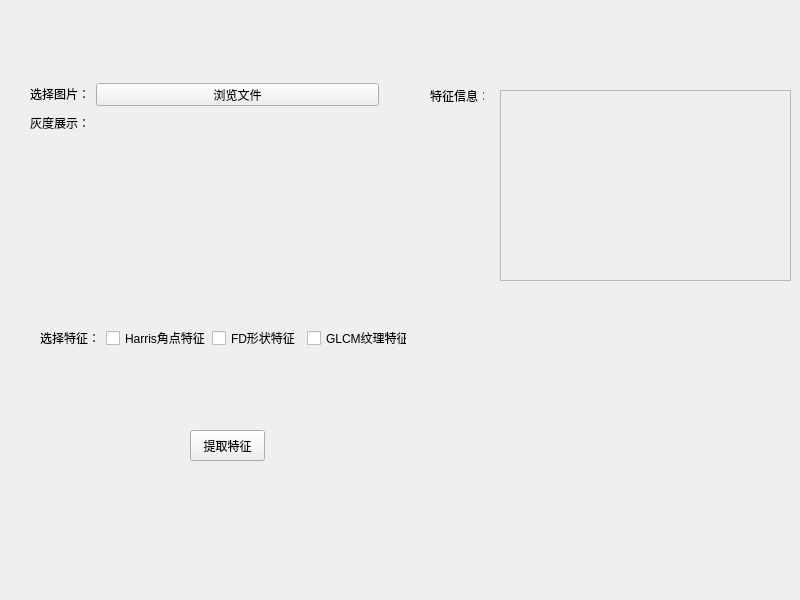
Before: the Qt Designer form oceanEddyRecognition.ui in Liujiajia1994/pyQtTest, drawn with Qt 5.
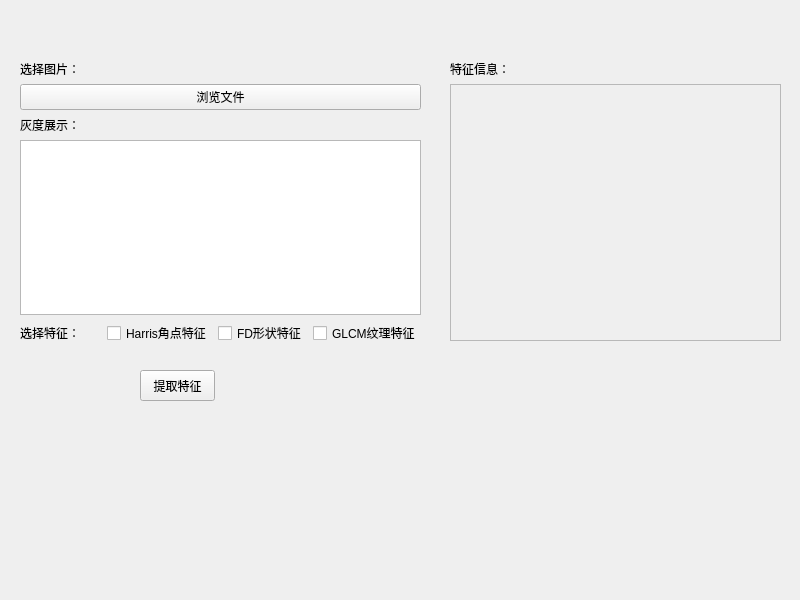
After: the same form once the commit is applied.

Commit message: UI 主界面调整

```diff
--- a/oceanEddyRecognition.ui
+++ b/oceanEddyRecognition.ui
@@ -14,113 +14,54 @@
    <string>MainWindow</string>
   </property>
   <widget class="QWidget" name="centralwidget">
+   <widget class="QPushButton" name="extract">
+    <property name="geometry">
+     <rect>
+      <x>140</x>
+      <y>370</y>
+      <width>75</width>
+      <height>31</height>
+     </rect>
+    </property>
+    <property name="text">
+     <string>提取特征</string>
+    </property>
+   </widget>
+   <widget class="QWidget" name="layoutWidget">
+    <property name="geometry">
+     <rect>
+      <x>20</x>
+      <y>60</y>
+      <width>401</width>
+      <height>285</height>
+     </rect>
+    </property>
+    <layout class="QVBoxLayout" name="verticalLayout">
+     <item>
    <widget class="QLabel" name="image_pick">
-    <property name="geometry">
-     <rect>
-      <x>30</x>
-      <y>83</y>
-      <width>60</width>
-      <height>21</height>
-     </rect>
-    </property>
     <property name="text">
      <string>选择图片：</string>
     </property>
    </widget>
+     </item>
+     <item>
    <widget class="QPushButton" name="open_file">
-    <property name="geometry">
-     <rect>
-      <x>96</x>
-      <y>83</y>
-      <width>283</width>
-      <height>23</height>
-     </rect>
-    </property>
     <property name="text">
      <string>浏览文件</string>
     </property>
    </widget>
+     </item>
+     <item>
    <widget class="QLabel" name="gray_image">
-    <property name="geometry">
-     <rect>
-      <x>30</x>
-      <y>112</y>
-      <width>60</width>
-      <height>21</height>
-     </rect>
-    </property>
     <property name="text">
      <string>灰度展示：</string>
     </property>
    </widget>
-   <widget class="QPushButton" name="extract">
-    <property name="geometry">
-     <rect>
-      <x>190</x>
-      <y>430</y>
-      <width>75</width>
-      <height>31</height>
-     </rect>
-    </property>
-    <property name="text">
-     <string>提取特征</string>
-    </property>
-   </widget>
-   <widget class="QLabel" name="label">
-    <property name="geometry">
-     <rect>
-      <x>430</x>
-      <y>90</y>
-      <width>54</width>
-      <height>12</height>
-     </rect>
-    </property>
-    <property name="text">
-     <string>特征信息：</string>
-    </property>
-   </widget>
-   <widget class="QScrollArea" name="feature_info">
-    <property name="geometry">
-     <rect>
-      <x>500</x>
-      <y>90</y>
-      <width>291</width>
-      <height>191</height>
-     </rect>
-    </property>
-    <property name="widgetResizable">
-     <bool>true</bool>
-    </property>
-    <widget class="QWidget" name="scrollAreaWidgetContents">
-     <property name="geometry">
-      <rect>
-       <x>0</x>
-       <y>0</y>
-       <width>289</width>
-       <height>189</height>
-      </rect>
-     </property>
-    </widget>
-   </widget>
-   <widget class="QWidget" name="widget" native="true">
-    <property name="geometry">
-     <rect>
-      <x>100</x>
-      <y>120</y>
-      <width>281</width>
-      <height>171</height>
-     </rect>
-    </property>
-   </widget>
-   <widget class="QWidget" name="layoutWidget">
-    <property name="geometry">
-     <rect>
-      <x>40</x>
-      <y>328</y>
-      <width>367</width>
-      <height>20</height>
-     </rect>
-    </property>
+     </item>
+     <item>
+      <widget class="QGraphicsView" name="graphicsView"/>
+     </item>
+     <item>
     <layout class="QHBoxLayout" name="horizontalLayout_2">
      <item>
       <layout class="QHBoxLayout" name="horizontalLayout">
@@ -153,6 +94,44 @@
         </widget>
        </item>
       </layout>
+       </item>
+      </layout>
+     </item>
+    </layout>
+   </widget>
+   <widget class="QWidget" name="">
+    <property name="geometry">
+     <rect>
+      <x>450</x>
+      <y>60</y>
+      <width>331</width>
+      <height>281</height>
+     </rect>
+    </property>
+    <layout class="QVBoxLayout" name="verticalLayout_2">
+     <item>
+      <widget class="QLabel" name="label">
+       <property name="text">
+        <string>特征信息：</string>
+       </property>
+      </widget>
+     </item>
+     <item>
+      <widget class="QScrollArea" name="feature_info">
+       <property name="widgetResizable">
+        <bool>true</bool>
+       </property>
+       <widget class="QWidget" name="scrollAreaWidgetContents">
+        <property name="geometry">
+         <rect>
+          <x>0</x>
+          <y>0</y>
+          <width>327</width>
+          <height>259</height>
+         </rect>
+        </property>
+       </widget>
+      </widget>
      </item>
     </layout>
    </widget>
```
Lines whose indentation alone changed are shown as unchanged. The commit also changes 1 other file.
